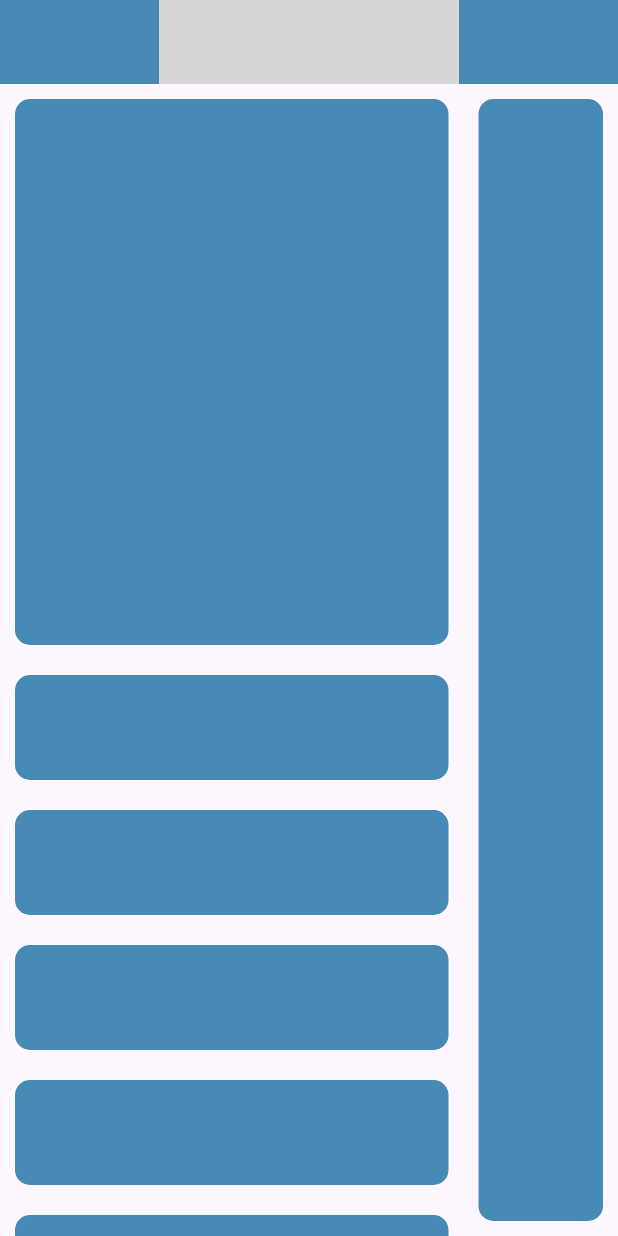
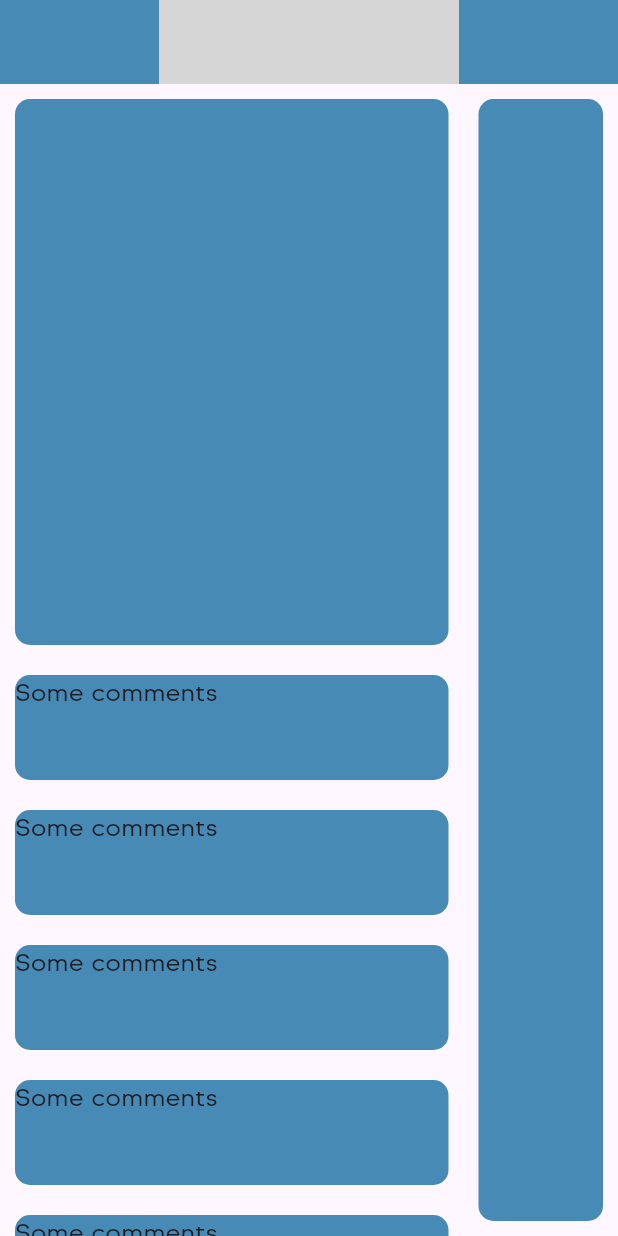
Before and after one commit to arsham-aazami/first_responsive_app, a Flutter app: the tabletSize screen opened directly, on a phone screen of 412 x 824 dp. Run offline on Flutter 3.47's test engine with Material 2 defaults, Android fonts, the phone set to English and light mode, and no system bars; network calls fail; grey boxes are pictures that could not be loaded.

Commit message:
font added

```diff
--- a/lib/responsive/tablet_size.dart
+++ b/lib/responsive/tablet_size.dart
@@ -38,8 +38,10 @@ class tabletSize extends StatelessWidget {
                         decoration: BoxDecoration(
                           borderRadius: BorderRadius.circular(10),
                           color: const Color.fromARGB(205, 28, 112, 164),
+
                         ),
                         height: 70,
+                        child: const Text("Some comments", style: TextStyle(fontSize: 16, fontFamily:"Normal-light" ),),
                       ),
                     );
                   },
--- a/pubspec.yaml
+++ b/pubspec.yaml
@@ -74,9 +74,9 @@ flutter:
   # list giving the asset and other descriptors for the font. For
   # example:
   fonts:
-    - family: Schyler
+    - family: Normal-Light
       fonts:
-  #       - asset: fonts/Schyler-Regular.ttf
+        - asset: assets/fonts/Normal-Light.ttf
   #       - asset: fonts/Schyler-Italic.ttf
   #         style: italic
   #   - family: Trajan Pro
```
